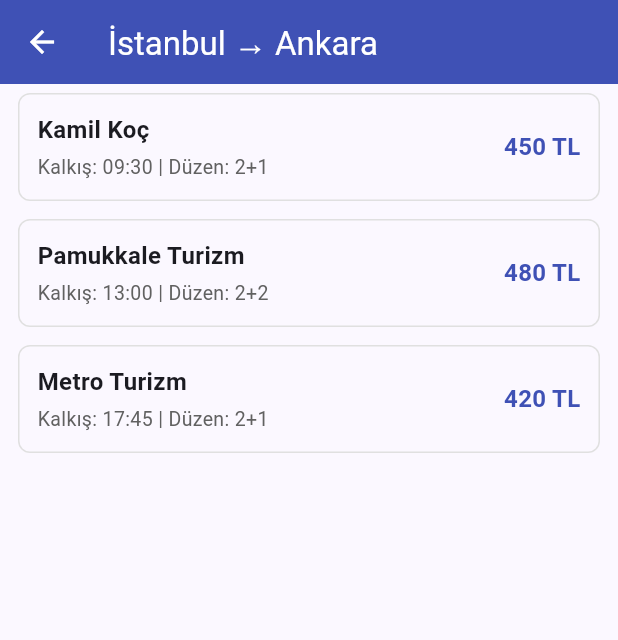
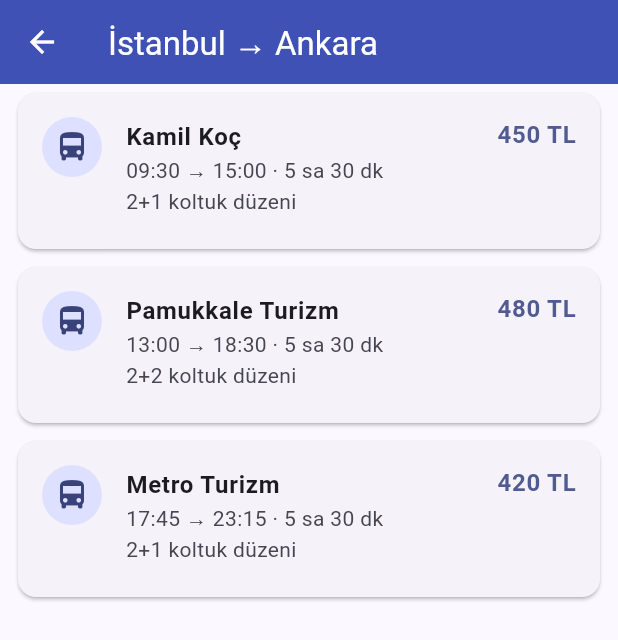
Before and after one commit to furkerdm/SuBilet-Flutter, a Flutter app: the screen it shows after launch, after a tap on the "swap vert" icon, after a tap on "Yarın", after a tap on "Otobüs Bileti Bul", on a phone screen of 412 x 824 dp. Shown: the top 640 px of the screen. Run offline on Flutter 3.47's test engine with Material 3 defaults, Android fonts, the phone set to English and light mode, and no system bars.

Commit message:
Sefer kartı Card ve ListTile ile ayrı bileşen yapıldı

```diff
--- a/mobile/lib/sefer_listesi_sayfasi.dart
+++ b/mobile/lib/sefer_listesi_sayfasi.dart
@@ -1,6 +1,7 @@
 import 'package:flutter/material.dart';
 import 'models/enumlar.dart';
 import 'models/sefer.dart';
+import 'widgets/sefer_karti.dart';
 
 class SeferListesiSayfasi extends StatelessWidget {
   final String kalkisSehir;
@@ -77,45 +78,7 @@
       body: ListView.builder(
         itemCount: seferler.length,
         itemBuilder: (context, index) {
-          final sefer = seferler[index];
-          final saat =
-              "${sefer.kalkisZamani.hour.toString().padLeft(2, '0')}:${sefer.kalkisZamani.minute.toString().padLeft(2, '0')}";
-
-          return Container(
-            margin: const EdgeInsets.symmetric(horizontal: 12, vertical: 6),
-            padding: const EdgeInsets.all(12),
-            decoration: BoxDecoration(
-              border: Border.all(color: Colors.grey.shade300),
-              borderRadius: BorderRadius.circular(8),
-            ),
-            child: Row(
-              mainAxisAlignment: MainAxisAlignment.spaceBetween,
-              children: [
-                Column(
-                  crossAxisAlignment: CrossAxisAlignment.start,
-                  children: [
-                    Text(
-                      sefer.firmaAdi,
-                      style: const TextStyle(fontWeight: FontWeight.bold, fontSize: 16),
-                    ),
-                    const SizedBox(height: 4),
-                    Text(
-                      'Kalkış: $saat | Düzen: ${sefer.koltukDuzeni.gorunenAd}',
-                      style: TextStyle(color: Colors.grey.shade700, fontSize: 13),
-                    ),
-                  ],
-                ),
-                Text(
-                  '${sefer.fiyat.toStringAsFixed(0)} TL',
-                  style: const TextStyle(
-                    fontWeight: FontWeight.bold,
-                    fontSize: 16,
-                    color: Colors.indigo,
-                  ),
-                ),
-              ],
-            ),
-          );
+          return SeferKarti(sefer: seferler[index]);
         },
       ),
     );
--- /dev/null
+++ b/mobile/lib/widgets/sefer_karti.dart
@@ -0,0 +1,62 @@
+import 'package:flutter/material.dart';
+
+import '../models/sefer.dart';
+
+/// Sefer listesinde tek bir seferi gösteren kart.
+class SeferKarti extends StatelessWidget {
+  final Sefer sefer;
+
+  const SeferKarti({super.key, required this.sefer});
+
+  // 09:30 biçiminde saat metni
+  static String _saat(DateTime zaman) {
+    final saat = zaman.hour.toString().padLeft(2, '0');
+    final dakika = zaman.minute.toString().padLeft(2, '0');
+    return '$saat:$dakika';
+  }
+
+  // 5 sa 30 dk biçiminde yolculuk süresi
+  static String _sure(Duration sure) {
+    final saat = sure.inHours;
+    final dakika = sure.inMinutes % 60;
+    if (dakika == 0) return '$saat sa';
+    if (saat == 0) return '$dakika dk';
+    return '$saat sa $dakika dk';
+  }
+
+  @override
+  Widget build(BuildContext context) {
+    final renkler = Theme.of(context).colorScheme;
+    final sure = sefer.tahminiVarisZamani.difference(sefer.kalkisZamani);
+
+    return Card(
+      margin: const EdgeInsets.symmetric(horizontal: 12, vertical: 6),
+      child: ListTile(
+        contentPadding: const EdgeInsets.symmetric(horizontal: 16, vertical: 8),
+        leading: CircleAvatar(
+          backgroundColor: renkler.primaryContainer,
+          foregroundColor: renkler.onPrimaryContainer,
+          child: const Icon(Icons.directions_bus),
+        ),
+        title: Text(
+          sefer.firmaAdi,
+          style: const TextStyle(fontWeight: FontWeight.bold),
+        ),
+        subtitle: Text(
+          '${_saat(sefer.kalkisZamani)} → ${_saat(sefer.tahminiVarisZamani)}'
+          ' · ${_sure(sure)}\n'
+          '${sefer.koltukDuzeni.gorunenAd} koltuk düzeni',
+        ),
+        isThreeLine: true,
+        trailing: Text(
+          '${sefer.fiyat.toStringAsFixed(0)} TL',
+          style: TextStyle(
+            fontWeight: FontWeight.bold,
+            fontSize: 16,
+            color: renkler.primary,
+          ),
+        ),
+      ),
+    );
+  }
+}
```
